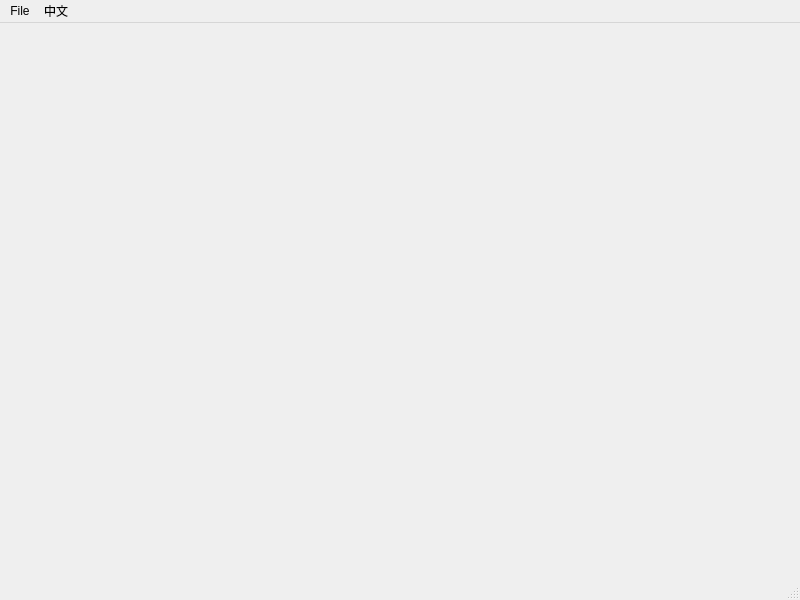
First picture: the form in mainwindow.ui, repository Zhongkangfa/time_statistics, before the edit.
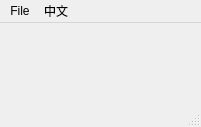
Second picture: the form after the edit.

What changed in the file:
```diff
--- a/mainwindow.ui
+++ b/mainwindow.ui
@@ -6,8 +6,8 @@
    <rect>
     <x>0</x>
     <y>0</y>
-    <width>800</width>
-    <height>600</height>
+    <width>201</width>
+    <height>127</height>
    </rect>
   </property>
   <property name="windowTitle">
@@ -19,7 +19,7 @@
     <rect>
      <x>0</x>
      <y>0</y>
-     <width>800</width>
+     <width>201</width>
      <height>26</height>
     </rect>
    </property>
```
